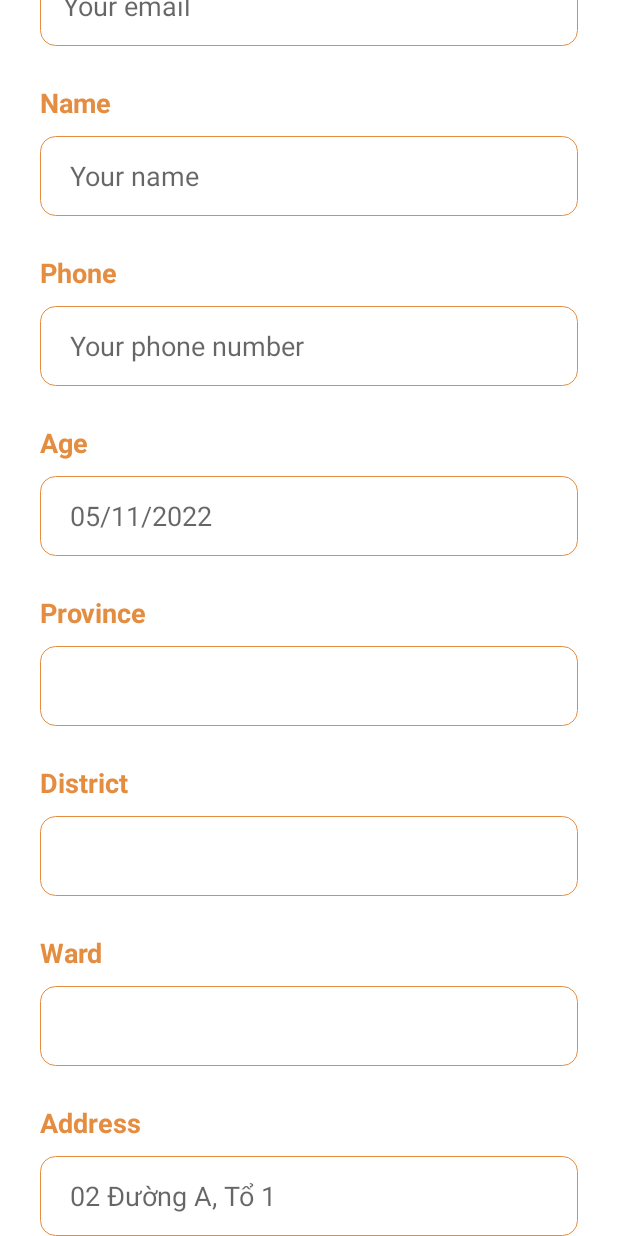
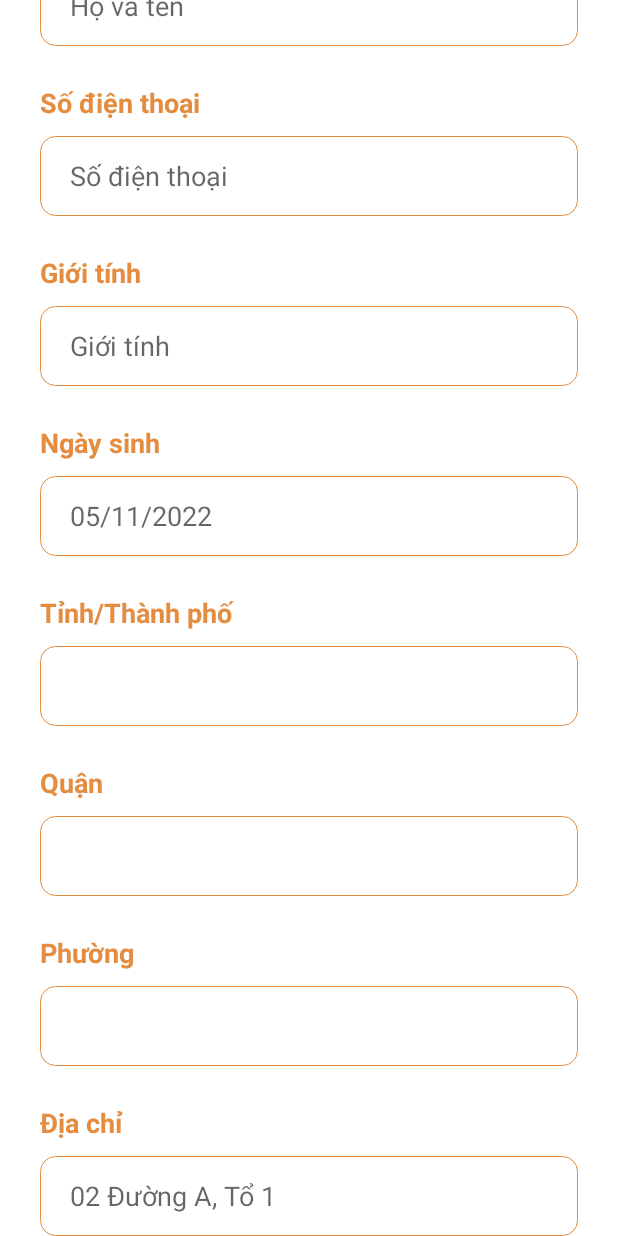
Before and after one commit to dttuyen260701/causualApp, an Android app: the fragment ProfileFragment shown on its own in the app's theme, after a tap on an icon or button, on a phone screen of 412 x 824 dp. Run offline under Robolectric (Android 15) with nearby library versions, the light colour scheme and no system bars; plain views replace RoundedImageView.

Commit message:
PBL6-41 update ui for register customer

```diff
--- a/mobile/app/src/main/AndroidManifest.xml
+++ b/mobile/app/src/main/AndroidManifest.xml
@@ -26,15 +26,17 @@
         <activity
             android:name=".activities.LoginActivity"
             android:exported="true">
+
+        </activity>
+        <activity
+            android:name=".activities.MainActivity"
+            android:exported="true">
             <intent-filter>
                 <action android:name="android.intent.action.MAIN" />
 
                 <category android:name="android.intent.category.LAUNCHER" />
             </intent-filter>
         </activity>
-        <activity
-            android:name=".activities.MainActivity"
-            android:exported="false" />
     </application>
 
 </manifest>
--- a/mobile/app/src/main/res/layout/fragment_profile.xml
+++ b/mobile/app/src/main/res/layout/fragment_profile.xml
@@ -198,7 +198,7 @@
             android:autoSizeStepGranularity="2sp"
             android:autoSizeTextType="uniform"
             android:gravity="bottom"
-            android:text="Name"
+            android:text="Họ và tên"
             android:textStyle="bold"
             android:textColor="@color/primaryColor"
             app:layout_constraintBottom_toTopOf="@+id/edt_name"
@@ -216,7 +216,7 @@
             android:autoSizeMinTextSize="10sp"
             android:autoSizeStepGranularity="2sp"
             android:autoSizeTextType="uniform"
-            android:hint="Your name"
+            android:hint="Họ và tên"
             android:textColor="@color/black"
             android:paddingHorizontal="20dp"
             android:layout_marginTop="10dp"
@@ -244,7 +244,7 @@
 
 
             <TextView
-            android:id="@+id/tv_phone1"
+                android:id="@+id/tv_phone"
                 android:layout_width="0dp"
                 android:layout_height="50dp"
                 android:autoSizeMaxTextSize="18sp"
@@ -252,7 +252,7 @@
                 android:autoSizeStepGranularity="2sp"
                 android:autoSizeTextType="uniform"
                 android:gravity="bottom"
-            android:text="Phone"
+                android:text="Số điện thoại"
                 android:textStyle="bold"
                 android:textColor="@color/primaryColor"
                 app:layout_constraintBottom_toTopOf="@+id/edt_phone"
@@ -270,14 +270,14 @@
                 android:autoSizeMinTextSize="10sp"
                 android:autoSizeStepGranularity="2sp"
                 android:autoSizeTextType="uniform"
-            android:hint="Your phone number"
+                android:hint="Số điện thoại"
                 android:textColor="@color/black"
                 android:paddingHorizontal="20dp"
                 android:layout_marginTop="10dp"
                 app:layout_constraintVertical_weight="1"
                 app:layout_constraintStart_toStartOf="parent"
                 app:layout_constraintEnd_toEndOf="parent"
-            app:layout_constraintTop_toBottomOf="@id/tv_phone1"
+                app:layout_constraintTop_toBottomOf="@id/tv_phone"
                 app:layout_constraintBottom_toBottomOf="parent"
                 android:background="@drawable/bg_edt_profile"
                 android:enabled="false"
@@ -298,6 +298,60 @@
 
 
         <TextView
+            android:id="@+id/tv_gender"
+            android:layout_width="0dp"
+            android:layout_height="50dp"
+            android:autoSizeMaxTextSize="18sp"
+            android:autoSizeMinTextSize="10sp"
+            android:autoSizeStepGranularity="2sp"
+            android:autoSizeTextType="uniform"
+            android:gravity="bottom"
+            android:text="Giới tính"
+            android:textStyle="bold"
+            android:textColor="@color/primaryColor"
+            app:layout_constraintBottom_toTopOf="@+id/edt_gender"
+            app:layout_constraintEnd_toEndOf="parent"
+            app:layout_constraintHorizontal_bias="0.0"
+            app:layout_constraintStart_toStartOf="parent"
+            app:layout_constraintTop_toTopOf="parent"
+            app:layout_constraintVertical_weight="0.7" />
+
+        <EditText
+            android:id="@+id/edt_gender"
+            android:layout_width="0dp"
+            android:layout_height="53dp"
+            android:autoSizeMaxTextSize="20sp"
+            android:autoSizeMinTextSize="10sp"
+            android:autoSizeStepGranularity="2sp"
+            android:autoSizeTextType="uniform"
+            android:hint="Giới tính"
+            android:textColor="@color/black"
+            android:paddingHorizontal="20dp"
+            android:layout_marginTop="10dp"
+            app:layout_constraintVertical_weight="1"
+            app:layout_constraintStart_toStartOf="parent"
+            app:layout_constraintEnd_toEndOf="parent"
+            app:layout_constraintTop_toBottomOf="@id/tv_gender"
+            app:layout_constraintBottom_toBottomOf="parent"
+            android:background="@drawable/bg_edt_profile"
+            android:enabled="false"
+            />
+
+    </androidx.constraintlayout.widget.ConstraintLayout>
+
+    <androidx.constraintlayout.widget.ConstraintLayout
+        android:id="@+id/constraintlayout5"
+        android:layout_width="0dp"
+        android:layout_height="wrap_content"
+        app:layout_constraintStart_toStartOf="parent"
+        app:layout_constraintEnd_toEndOf="parent"
+        app:layout_constraintTop_toBottomOf="@+id/constraintlayout4"
+        app:layout_constraintBottom_toTopOf="@+id/constraintlayout6"
+        app:layout_constraintHeight_percent="0.15"
+        app:layout_constraintWidth_percent="0.87">
+
+
+        <TextView
             android:id="@+id/tv_age1"
             android:layout_width="0dp"
             android:layout_height="50dp"
@@ -306,7 +360,7 @@
             android:autoSizeStepGranularity="2sp"
             android:autoSizeTextType="uniform"
             android:gravity="bottom"
-            android:text="Age"
+            android:text="Ngày sinh"
             android:textStyle="bold"
             android:textColor="@color/primaryColor"
             app:layout_constraintBottom_toTopOf="@+id/edt_age"
@@ -340,13 +394,13 @@
     </androidx.constraintlayout.widget.ConstraintLayout>
 
     <androidx.constraintlayout.widget.ConstraintLayout
-        android:id="@+id/constraintlayout5"
+        android:id="@+id/constraintlayout6"
         android:layout_width="0dp"
         android:layout_height="wrap_content"
         app:layout_constraintStart_toStartOf="parent"
         app:layout_constraintEnd_toEndOf="parent"
-        app:layout_constraintTop_toBottomOf="@+id/constraintlayout4"
-        app:layout_constraintBottom_toTopOf="@+id/constraintlayout6"
+        app:layout_constraintTop_toBottomOf="@+id/constraintlayout5"
+        app:layout_constraintBottom_toTopOf="@+id/constraintlayout7"
         app:layout_constraintHeight_percent="0.15"
         app:layout_constraintWidth_percent="0.87">
 
@@ -360,7 +414,7 @@
             android:autoSizeStepGranularity="2sp"
             android:autoSizeTextType="uniform"
             android:gravity="bottom"
-            android:text="Province"
+            android:text="Tỉnh/Thành phố"
             android:textStyle="bold"
             android:textColor="@color/primaryColor"
             app:layout_constraintBottom_toTopOf="@+id/spinner_province"
@@ -388,13 +442,13 @@
     </androidx.constraintlayout.widget.ConstraintLayout>
 
     <androidx.constraintlayout.widget.ConstraintLayout
-        android:id="@+id/constraintlayout6"
+        android:id="@+id/constraintlayout7"
         android:layout_width="0dp"
         android:layout_height="wrap_content"
         app:layout_constraintStart_toStartOf="parent"
         app:layout_constraintEnd_toEndOf="parent"
-        app:layout_constraintTop_toBottomOf="@+id/constraintlayout5"
-        app:layout_constraintBottom_toTopOf="@+id/constraintlayout7"
+        app:layout_constraintTop_toBottomOf="@+id/constraintlayout6"
+        app:layout_constraintBottom_toTopOf="@+id/constraintlayout8"
         app:layout_constraintHeight_percent="0.15"
         app:layout_constraintWidth_percent="0.87">
 
@@ -408,7 +462,7 @@
             android:autoSizeStepGranularity="2sp"
             android:autoSizeTextType="uniform"
             android:gravity="bottom"
-            android:text="District"
+            android:text="Quận"
             android:textStyle="bold"
             android:textColor="@color/primaryColor"
             app:layout_constraintBottom_toTopOf="@+id/spinner_district"
@@ -436,13 +490,13 @@
     </androidx.constraintlayout.widget.ConstraintLayout>
 
     <androidx.constraintlayout.widget.ConstraintLayout
-        android:id="@+id/constraintlayout7"
+        android:id="@+id/constraintlayout8"
         android:layout_width="0dp"
         android:layout_height="wrap_content"
         app:layout_constraintStart_toStartOf="parent"
         app:layout_constraintEnd_toEndOf="parent"
-        app:layout_constraintTop_toBottomOf="@+id/constraintlayout6"
-        app:layout_constraintBottom_toTopOf="@+id/constraintlayout8"
+        app:layout_constraintTop_toBottomOf="@+id/constraintlayout7"
+        app:layout_constraintBottom_toTopOf="@+id/constraintlayout9"
         app:layout_constraintHeight_percent="0.15"
         app:layout_constraintWidth_percent="0.87">
 
@@ -455,7 +509,7 @@
             android:autoSizeStepGranularity="2sp"
             android:autoSizeTextType="uniform"
             android:gravity="bottom"
-            android:text="Ward"
+            android:text="Phường"
             android:textStyle="bold"
             android:textColor="@color/primaryColor"
             app:layout_constraintBottom_toTopOf="@+id/spinner_ward"
@@ -484,12 +538,12 @@
     </androidx.constraintlayout.widget.ConstraintLayout>
 
         <androidx.constraintlayout.widget.ConstraintLayout
-            android:id="@+id/constraintlayout8"
+            android:id="@+id/constraintlayout9"
             android:layout_width="0dp"
             android:layout_height="wrap_content"
             app:layout_constraintStart_toStartOf="parent"
             app:layout_constraintEnd_toEndOf="parent"
-            app:layout_constraintTop_toBottomOf="@+id/constraintlayout7"
+            app:layout_constraintTop_toBottomOf="@+id/constraintlayout8"
             app:layout_constraintHeight_percent="0.15"
             app:layout_constraintWidth_percent="0.87">
 
@@ -503,7 +557,7 @@
                 android:autoSizeStepGranularity="2sp"
                 android:autoSizeTextType="uniform"
                 android:gravity="bottom"
-                android:text="Address"
+                android:text="Địa chỉ"
                 android:textStyle="bold"
                 android:textColor="@color/primaryColor"
                 app:layout_constraintBottom_toTopOf="@+id/edt_address"
```
Lines whose indentation alone changed are shown as unchanged.
